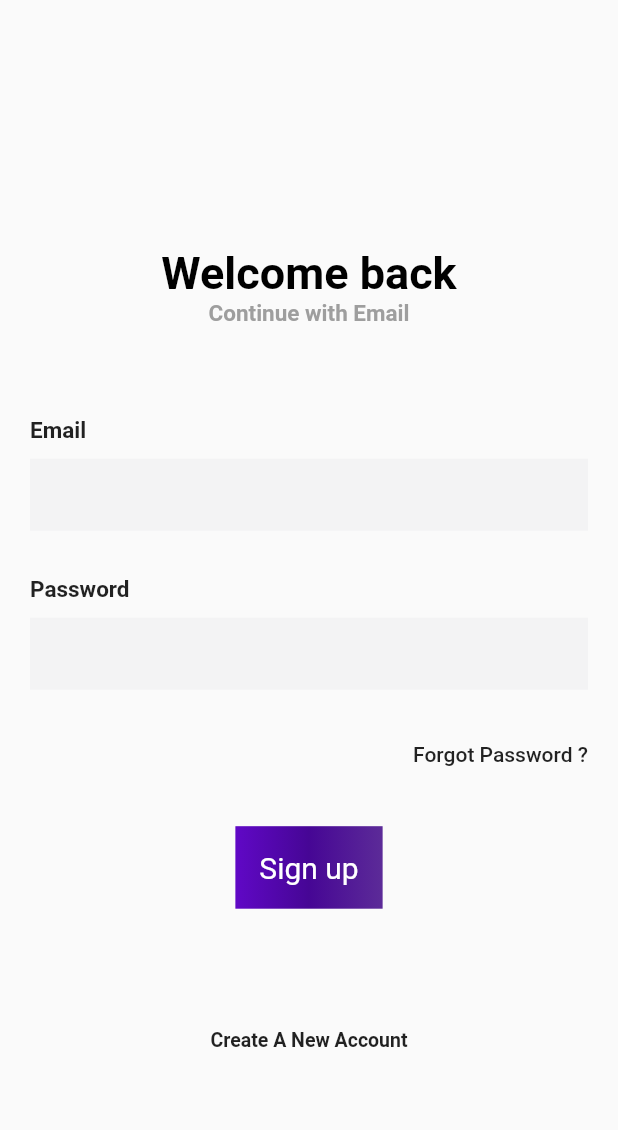
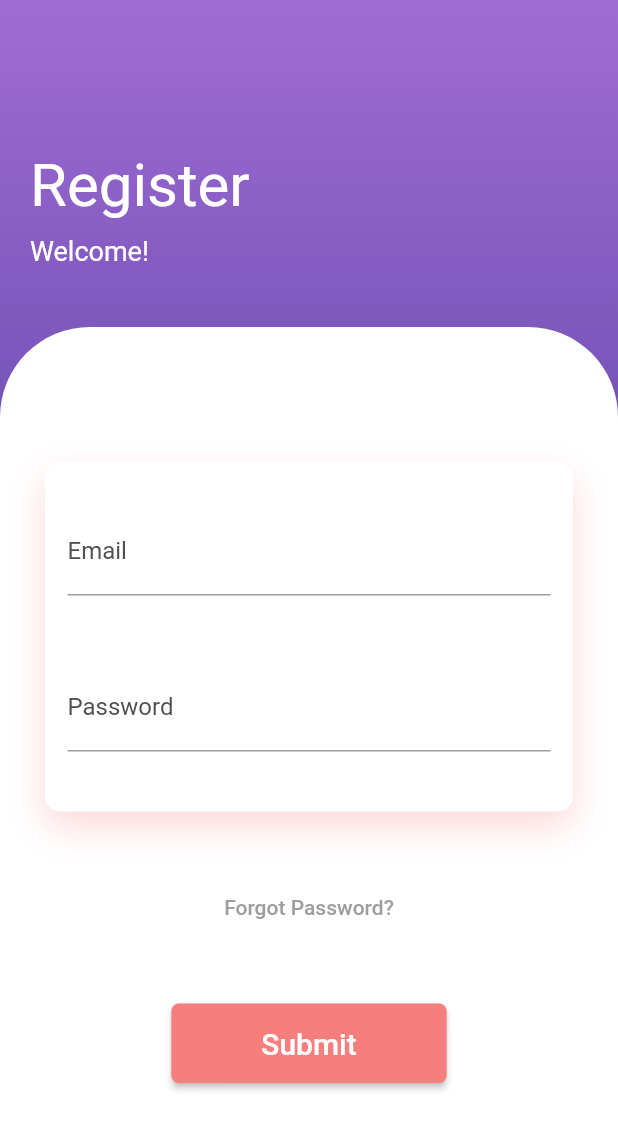
Before and after one commit to Dr-N0/PC-TV, a Flutter app: the SignUp screen opened directly, on a phone screen of 412 x 824 dp. Shown: the top 1130 px of the screen. Run offline on Flutter 3.47's test engine with Material 2 defaults, Android fonts, the light colour scheme and no system bars; our stand-ins replace shared_preferences; accounts and stored records are empty.

Commit message:
Styles set

```diff
--- a/pc_tv_phone/lib/screens/SignIn.dart
+++ b/pc_tv_phone/lib/screens/SignIn.dart
@@ -97,7 +97,7 @@
         ),
         child: const Text(
           'Submit',
-          style: TextStyle(fontSize: 24),
+          style: TextStyle(fontSize: 20),
         ),
         onPressed: () {
           AuthProvider().login(emailController.text, passController.text);
@@ -195,9 +195,14 @@
                         SizedBox(
                           height: 40,
                         ),
-                        Text(
-                          "Forgot Password?",
-                          style: TextStyle(color: Colors.grey),
+                        TextButton(
+                          style: TextButton.styleFrom(primary: Colors.grey),
+                          child: Text("Forgot Password?"),
+                          onPressed: () => Navigator.of(context)
+                              .pushAndRemoveUntil(
+                                  MaterialPageRoute(
+                                      builder: (context) => SignUp()),
+                                  (route) => true),
                         ),
                         SizedBox(
                           height: 40,
--- a/pc_tv_phone/lib/screens/SignUp.dart
+++ b/pc_tv_phone/lib/screens/SignUp.dart
@@ -1,6 +1,5 @@
 import 'package:flutter/material.dart';
 import 'package:pc_tv_phone/provider/AuthProvider.dart';
-import 'package:pc_tv_phone/screens/SignIn.dart';
 import 'package:pc_tv_phone/screens/App.dart';
 
 class SignUp extends StatefulWidget {
@@ -19,23 +18,33 @@
   Widget _entryEmailField(String title) {
     return Container(
       margin: EdgeInsets.symmetric(vertical: 10),
-      child: Column(
-        crossAxisAlignment: CrossAxisAlignment.start,
-        children: <Widget>[
-          Text(
-            title,
-            style: TextStyle(fontWeight: FontWeight.bold, fontSize: 15),
+      child: Padding(
+        // padding: const EdgeInsets.only(left:15.0,right: 15.0,top:0,bottom: 0),
+        padding: EdgeInsets.symmetric(horizontal: 15),
+        child: TextField(
+          controller: emailController,
+          // style: TextStyle(color: Color(0xFFF67E7D)),
+          decoration: InputDecoration(
+            labelText: 'Email',
+            labelStyle: new TextStyle(color: Color.fromARGB(255, 80, 80, 80)),
+            hintText: 'Enter valid email but in bold',
+            enabledBorder: const UnderlineInputBorder(
+              borderSide: BorderSide(color: Colors.grey),
             ),
-          SizedBox(
-            height: 10,
+            // Focused Border
+            focusedBorder: const UnderlineInputBorder(
+              borderSide: BorderSide(color: Color(0xFFA06CD5), width: 5),
             ),
-          TextField(
-              controller: emailController,
-              decoration: InputDecoration(
-                  border: InputBorder.none,
-                  fillColor: Color(0xfff3f3f4),
-                  filled: true))
-        ],
+            // Error Border
+            errorBorder: const UnderlineInputBorder(
+              borderSide: BorderSide(color: Colors.yellow, width: 5),
+            ),
+            // Focused Error Border
+            focusedErrorBorder: const UnderlineInputBorder(
+              borderSide: BorderSide(color: Colors.red, width: 5),
+            ),
+          ),
+        ),
       ),
     );
   }
@@ -43,103 +52,57 @@
   Widget _entryPasswordField(String title, {bool isPassword = false}) {
     return Container(
       margin: EdgeInsets.symmetric(vertical: 20),
-      child: Column(
-        crossAxisAlignment: CrossAxisAlignment.start,
-        children: <Widget>[
-          Text(
-            title,
-            style: TextStyle(fontWeight: FontWeight.bold, fontSize: 15),
+      child: Padding(
+        padding:
+            const EdgeInsets.only(left: 15.0, right: 15.0, top: 15, bottom: 0),
+        //padding: EdgeInsets.symmetric(horizontal: 15),
+        child: TextField(
+          obscureText: true,
+          controller: passController,
+          // style: TextStyle(color: Color(0xFFF67E7D)),
+          decoration: InputDecoration(
+            labelText: 'Password',
+            labelStyle: new TextStyle(color: Color.fromARGB(255, 80, 80, 80)),
+            hintText: 'Enter secure password',
+            enabledBorder: const UnderlineInputBorder(
+              borderSide: BorderSide(color: Colors.grey),
             ),
-          SizedBox(
-            height: 10,
+            // Focused Border
+            focusedBorder: const UnderlineInputBorder(
+              borderSide: BorderSide(color: Color(0xFFA06CD5), width: 5),
             ),
-          //name textfield
-          Container(
-            child: TextField(
-              controller: passController,
-              obscureText: isPassword,
-              decoration: InputDecoration(
-                  border: InputBorder.none,
-                  fillColor: Color(0xfff3f3f4),
-                  filled: true),
+            // Error Border
+            errorBorder: const UnderlineInputBorder(
+              borderSide: BorderSide(color: Colors.yellow, width: 5),
+            ),
+            // Focused Error Border
+            focusedErrorBorder: const UnderlineInputBorder(
+              borderSide: BorderSide(color: Colors.red, width: 5),
             ),
           ),
-        ],
+        ),
       ),
     );
   }
 
   Widget _submitButton() {
     return Center(
-      child: Stack(
-        children: <Widget>[
-          Positioned.fill(
-            child: Container(
-              decoration: const BoxDecoration(
-                gradient: LinearGradient(
-                  colors: <Color>[
-                    Color.fromARGB(255, 96, 8, 198),
-                    Color.fromARGB(255, 70, 6, 149),
-                    Color.fromARGB(255, 92, 43, 152),
-                  ],
+      child: ElevatedButton(
+        style: ElevatedButton.styleFrom(
+          primary: Color(0xFFF67E7D),
+          padding: const EdgeInsets.symmetric(horizontal: 60, vertical: 15),
+          shape: RoundedRectangleBorder(
+            borderRadius: BorderRadius.circular(5),
           ),
         ),
+        child: const Text(
+          'Submit',
+          style: TextStyle(fontSize: 20),
         ),
-          ),
-          TextButton(
-              style: TextButton.styleFrom(
-                  padding: const EdgeInsets.all(16.0),
-                  primary: Colors.white,
-                  textStyle: const TextStyle(fontSize: 20)),
         onPressed: () {
           AuthProvider().login(emailController.text, passController.text);
         },
-              child: const Text('Sign up')),
-        ],
       ),
-    );
-  }
-
-  Widget _createAccountLabel() {
-    return InkWell(
-      onTap: () {
-        Navigator.push(context, MaterialPageRoute(builder: (context) => App()));
-      },
-      child: Container(
-        margin: EdgeInsets.symmetric(vertical: 20),
-        padding: EdgeInsets.all(15),
-        alignment: Alignment.bottomCenter,
-        child: Row(
-          mainAxisAlignment: MainAxisAlignment.center,
-          children: <Widget>[
-            Text(
-              'Create A New Account',
-              style: TextStyle(fontSize: 13, fontWeight: FontWeight.w600),
-            ),
-          ],
-        ),
-      ),
-    );
-  }
-
-  Widget _title() {
-    return RichText(
-      textAlign: TextAlign.center,
-      text: TextSpan(
-          text: 'Welcome back\n',
-          style: TextStyle(
-            fontSize: 30,
-            fontWeight: FontWeight.w700,
-            color: Colors.black,
-          ),
-          children: [
-            TextSpan(
-                text: "Continue with Email",
-                style: TextStyle(
-                  fontSize: 15.0,
-                  color: Colors.grey,
-                ))
-          ]),
     );
   }
 
@@ -157,38 +120,103 @@
     final height = MediaQuery.of(context).size.height;
     return Scaffold(
       body: Container(
-      height: height,
-      child: Stack(
+        width: double.infinity,
+        decoration: BoxDecoration(
+          gradient: LinearGradient(
+            tileMode: TileMode.mirror,
+            begin: Alignment.topCenter,
+            end: Alignment.bottomCenter,
+            colors: <Color>[
+              Color(0xFFA06CD5),
+              Color(0xFF6247AA),
+            ],
+            stops: [0.0, 0.5],
+          ),
+        ),
+        child: Column(
+          crossAxisAlignment: CrossAxisAlignment.start,
           children: <Widget>[
+            SizedBox(
+              height: 80,
+            ),
+            Padding(
+              padding: EdgeInsets.all(20),
+              child: Column(
+                crossAxisAlignment: CrossAxisAlignment.start,
+                children: <Widget>[
+                  Text(
+                    "Register",
+                    style: TextStyle(color: Colors.white, fontSize: 40),
+                  ),
+                  SizedBox(
+                    height: 10,
+                  ),
+                  Text(
+                    "Welcome!",
+                    style: TextStyle(color: Colors.white, fontSize: 18),
+                  ),
+                ],
+              ),
+            ),
+            SizedBox(height: 20),
+            Expanded(
+              child: Container(
+                decoration: BoxDecoration(
+                    color: Colors.white,
+                    borderRadius: BorderRadius.only(
+                        topLeft: Radius.circular(60),
+                        topRight: Radius.circular(60))),
+                child: SingleChildScrollView(
+                  child: Padding(
+                    padding: EdgeInsets.all(30),
+                    child: Column(
+                      children: <Widget>[
+                        SizedBox(
+                          height: 60,
+                        ),
                         Container(
-            padding: EdgeInsets.symmetric(horizontal: 20),
-            child: SingleChildScrollView(
+                          decoration: BoxDecoration(
+                              color: Colors.white,
+                              borderRadius: BorderRadius.circular(10),
+                              boxShadow: [
+                                BoxShadow(
+                                    color: Color.fromARGB(75, 246, 126, 125),
+                                    blurRadius: 20,
+                                    offset: Offset(0, 10))
+                              ]),
                           child: Column(
-                crossAxisAlignment: CrossAxisAlignment.center,
-                mainAxisAlignment: MainAxisAlignment.center,
                             children: <Widget>[
-                  SizedBox(height: height * .2),
-                  _title(),
-                  SizedBox(height: 50),
+                              SizedBox(height: 20),
                               _emailPasswordWidget(),
-                  SizedBox(height: 5),
-                  Container(
-                    padding: EdgeInsets.symmetric(vertical: 10),
-                    alignment: Alignment.centerRight,
-                    child: Text('Forgot Password ?',
-                        style: TextStyle(
-                            fontSize: 14, fontWeight: FontWeight.w500)),
+                              SizedBox(height: 20),
+                            ],
                           ),
-                  SizedBox(height: 30),
+                        ),
+                        SizedBox(
+                          height: 40,
+                        ),
+                        TextButton(
+                          style: TextButton.styleFrom(primary: Colors.grey),
+                          child: Text("Forgot Password?"),
+                          onPressed: () => Navigator.of(context)
+                              .pushAndRemoveUntil(
+                                  MaterialPageRoute(
+                                      builder: (context) => App()),
+                                  (route) => true),
+                        ),
+                        SizedBox(
+                          height: 40,
+                        ),
                         _submitButton(),
-                  SizedBox(height: height * .055),
-                  _createAccountLabel(),
                       ],
                     ),
                   ),
                 ),
+              ),
+            )
           ],
         ),
-    ));
+      ),
+    );
   }
 }
```
Lines whose indentation alone changed are shown as unchanged.
